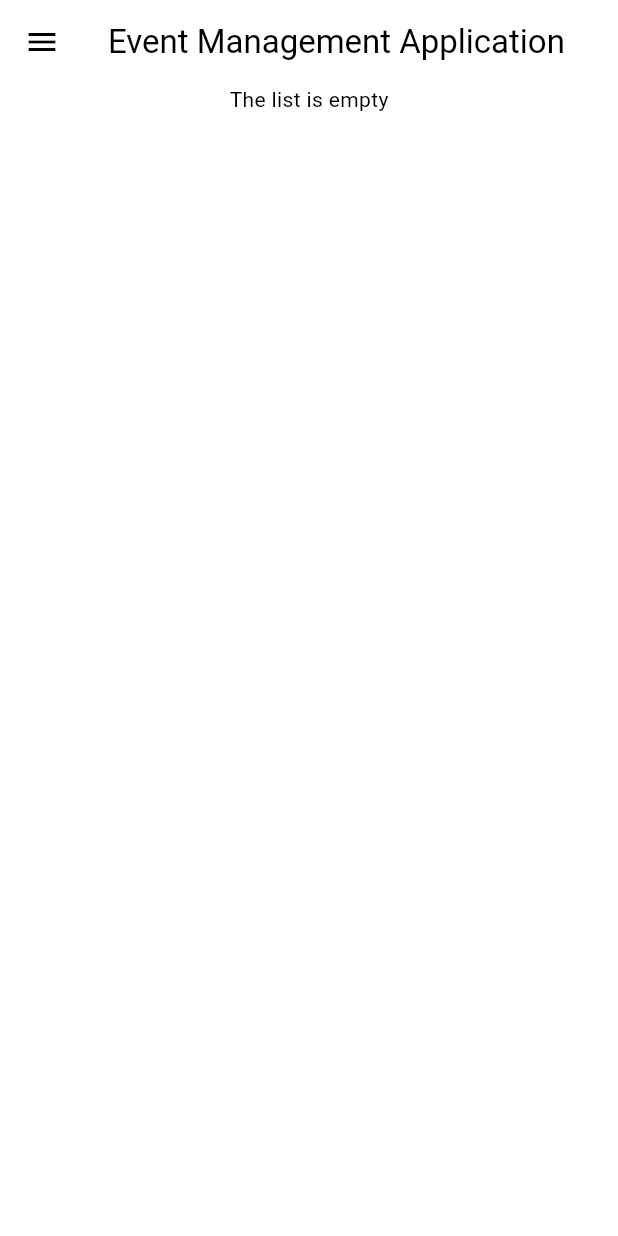
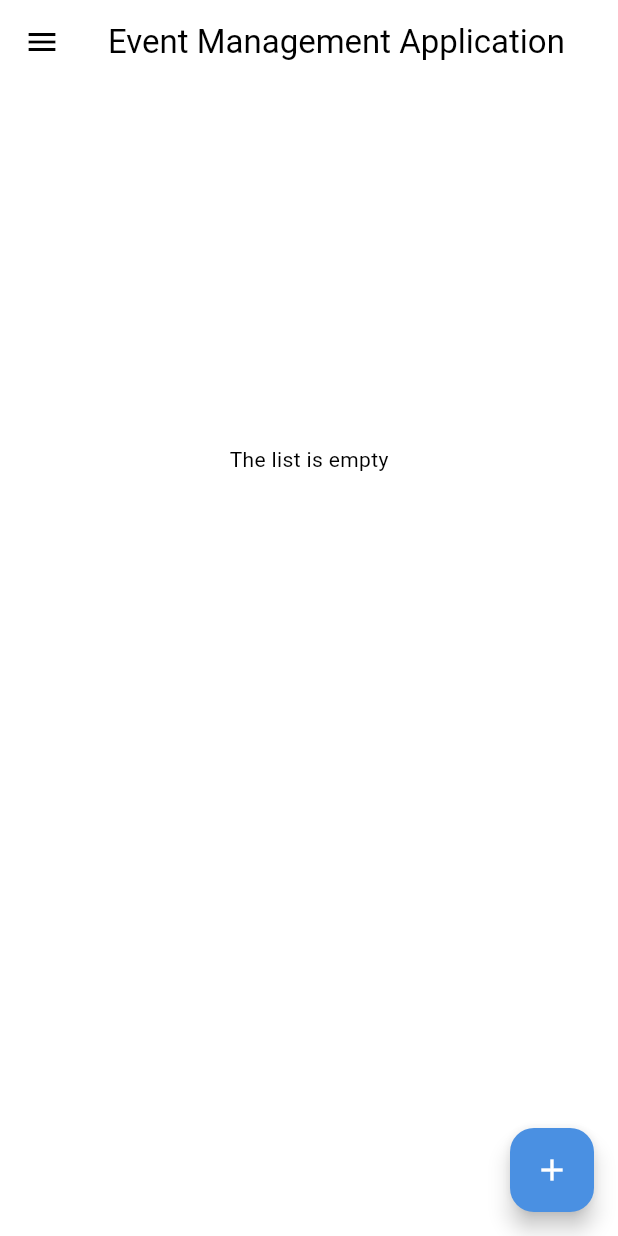
Before and after one commit to vyphuong2001122/event-management-app, a Flutter app: the HomeScreen screen opened directly, on a phone screen of 412 x 824 dp. Run offline on Flutter 3.47's test engine with Material 3 defaults, Android fonts, the light colour scheme and no system bars.

Commit message:
[FE] Add new event screen

```diff
--- a/frontend/lib/main.dart
+++ b/frontend/lib/main.dart
@@ -1,4 +1,5 @@
 import 'package:event_management_app/colors.dart';
+import 'package:event_management_app/view/add_new_event_screen.dart';
 import 'package:event_management_app/view/home_screen.dart';
 import 'package:event_management_app/view/login_screen.dart';
 import 'package:flutter/material.dart';
@@ -27,6 +28,7 @@
       routes: {
         '/login': (context) => const LoginScreen(),
         '/': (context) => const HomeScreen(),
+        '/add-new-event': (context) => const AddNewEventScreen(),
       },
     );
   }
--- a/frontend/lib/view/home_screen.dart
+++ b/frontend/lib/view/home_screen.dart
@@ -37,17 +37,27 @@ class _HomeScreenState extends State<HomeScreen> {
           ],
         ),
       ),
-      body: Column(
+      body: SingleChildScrollView(
+        child: Column(
           mainAxisAlignment: MainAxisAlignment.start,
           children: <Widget>[
             if (events.isNotEmpty)
               for (String event in events) Text(event)
             else
-            Center(
+              Container(
+                alignment: Alignment.center,
+                height: 500,
                 child: Text('The list is empty'),
               )
           ],
         ),
+      ),
+      floatingActionButton: FloatingActionButton(
+        onPressed: () {
+          Navigator.pushNamed(context, '/add-new-event');
+        },
+        child: Icon(Icons.add),
+      ),
     );
   }
 }
```
Also changed, not shown: frontend/lib/view/add_new_event_screen.dart (added, +49 -0 lines). Lines whose indentation alone changed are shown as unchanged.
